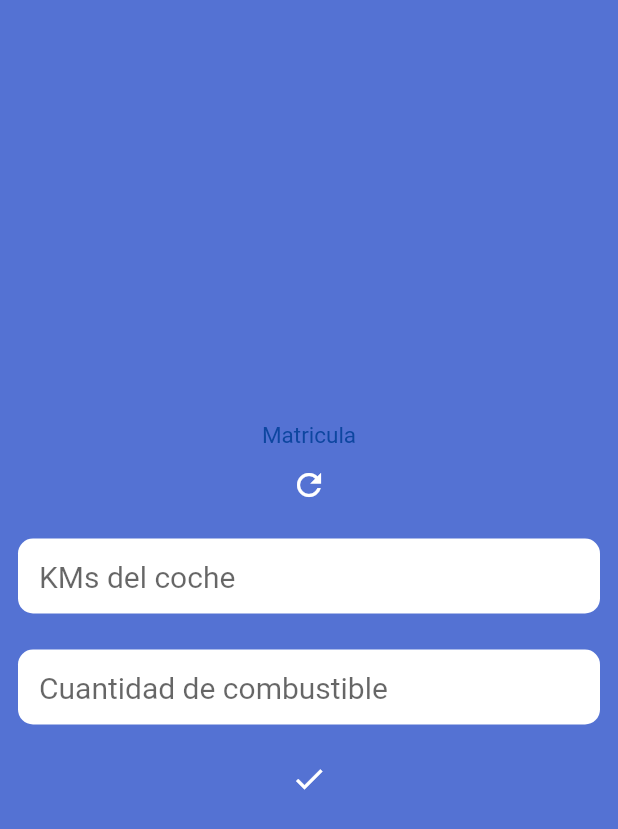
After one commit to drjgouveia/furgo_mobile, a Flutter app: the InfoInputPage screen opened directly, after a tap on the "refresh" icon, on a phone screen of 412 x 824 dp. The commit adds this screen. Shown: the top 829 px of the screen. Run offline on Flutter 3.47's test engine with Material 2 defaults, Android fonts, the phone set to English and light mode, and no system bars; our stand-ins replace dio, rflutter_alert, shared_preferences; accounts and stored records are empty.

Commit message:
Version 1.1.0

```diff
--- /dev/null
+++ b/lib/info.dart
@@ -0,0 +1,268 @@
+import 'package:dio/dio.dart';
+import 'package:flutter/material.dart';
+import 'package:furgo/main.dart';
+import 'package:rflutter_alert/rflutter_alert.dart';
+import 'package:shared_preferences/shared_preferences.dart';
+
+void main() {
+  runApp(FurgoApp());
+}
+
+class FurgoApp extends StatelessWidget {
+  // This widget is the root of your application.
+  @override
+  Widget build(BuildContext context) {
+    return MaterialApp(
+      debugShowCheckedModeBanner: false,
+      title: 'FurGO',
+      theme: ThemeData(
+        scaffoldBackgroundColor: const Color(0xff5472d3),
+      ),
+      home: InfoInputPage(),
+    );
+  }
+}
+
+class InfoInputPage extends StatefulWidget {
+  InfoInputPage({Key? key}) : super(key: key);
+
+  @override
+  _InfoInputPageState createState() => _InfoInputPageState();
+}
+
+class _InfoInputPageState extends State<InfoInputPage> {
+  @override
+  final _formKey = GlobalKey<FormState>();
+  String kms = "";
+  String comb = "";
+  String plate = "";
+
+  Future<String> getPlate() async {
+    final prefs = await SharedPreferences.getInstance();
+    prefs.reload();
+    plate = prefs.getString("plate") ?? "";
+    return plate;
+  }
+
+  Widget build(BuildContext context) {
+    return FutureBuilder<String>(
+        future: getPlate(),
+        builder: (context, snapshot) {
+          if (snapshot.hasData) {
+            plate = snapshot.data!;
+            return Scaffold(
+              body: Form(
+                key: _formKey,
+                child: Container(
+                  decoration: const BoxDecoration(color: Color(0xff5472d3)),
+                  child: Center(
+                    child: Column(
+                      mainAxisAlignment: MainAxisAlignment.center,
+                      children: [
+                        const Text(
+                            "Matricula",
+                            style: TextStyle(
+                              fontSize: 15,
+                              color: Color(0xff0d46a0),
+                            )
+                        ),
+                        Row(
+                          crossAxisAlignment: CrossAxisAlignment.center,
+                          mainAxisAlignment: MainAxisAlignment.center,
+                          children: [
+                            Text(
+                              plate,
+                              style: const TextStyle(
+                                  fontSize: 20,
+                                  color: Colors.white
+                              )
+                            ),
+                            IconButton(
+                                disabledColor: const Color(0xff135cc7),
+                                color: Colors.white,
+                                onPressed: () async {
+                                  if (_formKey.currentState!.validate()) {
+                                    ScaffoldMessenger.of(context).showSnackBar(
+                                      const SnackBar(content: Text('Guardando los datos')),
+                                    );
+                                    _formKey.currentState!.save();
+                                    ScaffoldMessenger.of(context).showSnackBar(
+                                      const SnackBar(content: Text('Datos guardados')),
+                                    );
+                                  }
+                                  Navigator.of(context).pushReplacement(
+                                      PageRouteBuilder(
+                                          opaque: true,
+                                          transitionDuration: const Duration(seconds: 2),
+                                          pageBuilder: (BuildContext context, _, __) {
+                                            return LicensePlatePage();
+                                          },
+                                          transitionsBuilder: (_, Animation<double> animation, __, Widget child) {
+                                            return SlideTransition(
+                                              child: child,
+                                              position: Tween<Offset>(
+                                                begin: const Offset(10.0, 0.0),
+                                                end: Offset.zero,
+                                              ).animate(animation),
+                                            );
+                                          }
+                                      )
+                                  );
+                                },
+                                icon: const Icon(Icons.refresh)
+                            )
+                          ]
+                        ),
+                        Container(
+                          decoration: const BoxDecoration(
+                            color: Colors.white,
+                            borderRadius: BorderRadius.all(Radius.circular(10)),
+                          ),
+                          margin: const EdgeInsets.all(12),
+                          height: 50,
+                          child: Padding(
+                            padding: const EdgeInsets.all(14.0),
+                            child: TextFormField(
+                                decoration: const InputDecoration.collapsed(
+                                    hintText: 'KMs del coche',
+                                    fillColor: Colors.white,
+                                    filled: true,
+                                    hintStyle: TextStyle(fontSize: 20)
+                                ),
+                                keyboardType: TextInputType.number,
+                                onSaved: (value) {
+                                  kms = value!;
+                                }
+                            ),
+                          ),
+                        ),
+                        Container(
+                          decoration: const BoxDecoration(
+                            color: Colors.white,
+                            borderRadius: BorderRadius.all(Radius.circular(10)),
+                          ),
+                          margin: const EdgeInsets.all(12),
+                          height: 50,
+                          child: Padding(
+                            padding: const EdgeInsets.all(14.0),
+                            child: TextFormField(
+                                decoration: const InputDecoration.collapsed(
+                                  hintText: 'Cuantidad de combustible',
+                                  fillColor: Colors.white,
+                                  filled: true,
+                                  hintStyle: TextStyle(fontSize: 20),
+                                ),
+                                keyboardType: TextInputType.number,
+                                onSaved: (value) {
+                                  comb = value!;
+                                }
+                            ),
+                          ),
+                        ),
+                        IconButton(
+                            disabledColor: const Color(0xff0d46a0),
+                            color: Colors.white,
+                            onPressed: () async {
+                              if (_formKey.currentState!.validate()) {
+                                ScaffoldMessenger.of(context).showSnackBar(
+                                  const SnackBar(
+                                      content: Text('Enviando los datos')),
+                                );
+                                _formKey.currentState!.save();
+                                if (plate != "" && kms != "" && comb != "") {
+                                  var dio = Dio();
+                                  dio.options.baseUrl =
+                                  'http://furgo.drjgouveia.dev/';
+                                  dio.options.connectTimeout = 5000;
+                                  dio.options.receiveTimeout = 3000;
+                                  var response = await dio.post(
+                                    'api/',
+                                    data: FormData.fromMap({
+                                      'plate': plate,
+                                      'kms': kms,
+                                      "comb": comb
+                                    }),
+                                  );
+
+                                  print(response.statusCode);
+                                  print(response.data);
+
+                                  if (response.statusCode == 200) {
+                                    await Alert(
+                                        context: context,
+                                        title: "Alerta",
+                                        desc: "Datos enviados con éxito!",
+                                        buttons: [
+                                          DialogButton(
+                                            child: const Text(
+                                              "Ok",
+                                              style: TextStyle(
+                                                  color: Colors.white,
+                                                  fontSize: 20),
+                                            ),
+                                            onPressed: () =>
+                                                Navigator.pop(context),
+                                            width: 120,
+                                          )
+                                        ]
+                                    ).show();
+                                  } else {
+                                    await Alert(
+                                        context: context,
+                                        title: "Alerta",
+                                        desc: "Datos enviados sin éxito!",
+                                        buttons: [
+                                          DialogButton(
+                                            color: const Color(0xff5472d3),
+                                            child: const Text(
+                                              "Ok",
+                                              style: TextStyle(
+                                                  color: Colors.white,
+                                                  fontSize: 20),
+                                            ),
+                                            onPressed: () =>
+                                                Navigator.pop(context),
+                                            width: 120,
+                                          )
+                                        ]
+                                    ).show();
+                                  }
+                                }
+                              } else {
+                                await Alert(
+                                    context: context,
+                                    title: "Alerta",
+                                    desc: "Datos mal formateados!",
+                                    buttons: [
+                                      DialogButton(
+                                        child: const Text(
+                                          "Ok",
+                                          style: TextStyle(
+                                              color: Colors.white,
+                                              fontSize: 20),
+                                        ),
+                                        onPressed: () =>
+                                            Navigator.pop(context),
+                                        width: 120,
+                                      )
+                                    ]
+                                ).show();
+                              }
+                            },
+                            icon: const Icon(Icons.check)
+                        ),
+                      ],
+                    ),
+                  ),
+                ),
+              ),
+            );
+          } else {
+            return const Center(
+              child: CircularProgressIndicator(),
+            );
+          }
+        }
+    );
+  }
+}
--- a/pubspec.yaml
+++ b/pubspec.yaml
@@ -30,7 +30,9 @@ dependencies:
   flutter:
     sdk: flutter
 
-
+  rflutter_alert: ^2.0.4
+  dio: ^4.0.4
+  shared_preferences: ^2.0.11
   # The following adds the Cupertino Icons font to your application.
   # Use with the CupertinoIcons class for iOS style icons.
   cupertino_icons: ^1.0.2
```
Also changed, not shown: lib/main.dart (+70 -14 lines), pubspec.lock.
